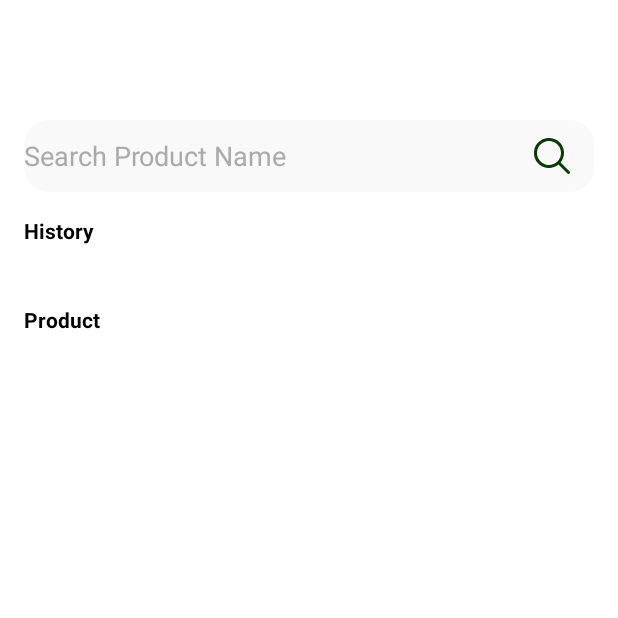
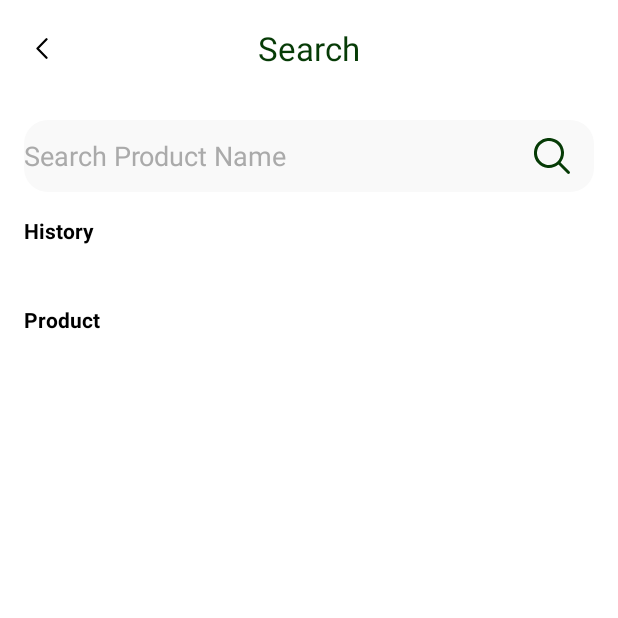
Before and after one commit to luuhavyy/collab-android-app, an Android app: the SearchActivity screen opened directly, with no data from a screen before it, on a phone screen of 412 x 824 dp, the top half of it. Run offline under Robolectric (Android 15) with nearby library versions, the phone set to English and light mode, and no system bars; our stand-ins replace CircleImageView, Firebase (no records; nobody signed in at launch, a user with empty details on screens opened directly); Roboto replaces fonts that are not available here; 1 statement that could not run was skipped.

Commit message:
update safe area for activity

```diff
--- a/app/src/main/java/com/luuhavyy/collabapp/ui/activities/SearchActivity.java
+++ b/app/src/main/java/com/luuhavyy/collabapp/ui/activities/SearchActivity.java
@@ -11,6 +11,7 @@ import android.widget.LinearLayout;
 import android.widget.TextView;
 
 import androidx.appcompat.app.AppCompatActivity;
+import androidx.appcompat.widget.Toolbar;
 import androidx.lifecycle.ViewModelProvider;
 import androidx.recyclerview.widget.GridLayoutManager;
 import androidx.recyclerview.widget.RecyclerView;
@@ -38,6 +39,7 @@ public class SearchActivity extends AppCompatActivity {
     protected void onCreate(Bundle savedInstanceState) {
         super.onCreate(savedInstanceState);
         setContentView(R.layout.activity_search);
+        setupToolbar();
 
         etSearch = findViewById(R.id.et_search);
         ivSearch = findViewById(R.id.iv_search);
@@ -110,12 +112,28 @@ public class SearchActivity extends AppCompatActivity {
         }
     }
 
+    private void setupToolbar() {
+        Toolbar toolbar = findViewById(R.id.toolbar);
+        setSupportActionBar(toolbar);
+        if (getSupportActionBar() != null) {
+            getSupportActionBar().setDisplayHomeAsUpEnabled(true);
+            getSupportActionBar().setHomeAsUpIndicator(R.drawable.ic_arrow_back);
+        }
+    }
+
+    @Override
+    public boolean onSupportNavigateUp() {
+        finish();
+        return true;
+    }
+
     // Handle save/remove search history
     private void loadSearchHistory() {
         searchHistory.clear();
         searchHistory.addAll(PreferenceManager.getDefaultSharedPreferences(this)
                 .getStringSet("search_history", new HashSet<>()));
     }
+
     private void saveSearchHistory(String keyword) {
         loadSearchHistory();
         searchHistory.remove(keyword);
@@ -125,6 +143,7 @@ public class SearchActivity extends AppCompatActivity {
                 .putStringSet("search_history", new HashSet<>(searchHistory))
                 .apply();
     }
+
     private void removeSearchHistory(String keyword) {
         loadSearchHistory();
         searchHistory.remove(keyword);
--- a/app/src/main/res/layout/activity_edit_information.xml
+++ b/app/src/main/res/layout/activity_edit_information.xml
@@ -5,7 +5,8 @@
     android:layout_height="match_parent"
     android:clipChildren="false"
     android:clipToPadding="false"
-    android:background="@color/white">
+    android:background="@color/white"
+    android:fitsSystemWindows="true">
 
     <androidx.appcompat.widget.Toolbar
         android:id="@+id/toolbar"
--- a/app/src/main/res/layout/activity_home.xml
+++ b/app/src/main/res/layout/activity_home.xml
@@ -5,7 +5,8 @@
     android:clipChildren="false"
     android:clipToPadding="false"
     android:layout_width="match_parent"
-    android:layout_height="match_parent">
+    android:layout_height="match_parent"
+    android:fitsSystemWindows="true">
 
     <!-- Fragment container cho NavHost -->
     <androidx.fragment.app.FragmentContainerView
--- a/app/src/main/res/layout/activity_search.xml
+++ b/app/src/main/res/layout/activity_search.xml
@@ -3,22 +3,22 @@
     xmlns:app="http://schemas.android.com/apk/res-auto"
     android:layout_width="match_parent"
     android:layout_height="match_parent"
+    android:background="@color/white"
     android:orientation="vertical"
-    android:background="@color/white">
+    android:fitsSystemWindows="true">
 
-    <com.google.android.material.appbar.MaterialToolbar
-        android:id="@+id/toolbar"
+    <com.google.android.material.appbar.MaterialToolbar        android:id="@+id/toolbar"
         android:layout_width="match_parent"
         android:layout_height="?attr/actionBarSize"
-        android:background="@color/white"
-        android:title="@string/search"
+        android:titleTextColor="@color/white"
+        app:title="@string/search"
         app:titleCentered="true"
         app:titleTextColor="@color/dark_green"/>
 
     <LinearLayout
-        android:orientation="vertical"
         android:layout_width="match_parent"
         android:layout_height="wrap_content"
+        android:orientation="vertical"
         android:padding="16dp">
 
         <!-- Search Bar -->
@@ -53,19 +53,19 @@
 
         <!-- History -->
         <TextView
-            android:layout_marginTop="16dp"
             android:layout_width="wrap_content"
             android:layout_height="wrap_content"
+            android:layout_marginTop="16dp"
             android:text="History"
-            android:textStyle="bold"
-            android:textColor="@color/black"/>
+            android:textColor="@color/black"
+            android:textStyle="bold" />
 
         <LinearLayout
             android:id="@+id/layout_history"
-            android:orientation="vertical"
             android:layout_width="match_parent"
             android:layout_height="wrap_content"
-            android:layout_marginTop="8dp"/>
+            android:layout_marginTop="8dp"
+            android:orientation="vertical" />
     </LinearLayout>
 
     <!-- Danh sách sản phẩm kết quả search -->
@@ -73,16 +73,16 @@
         android:id="@+id/tv_product"
         android:layout_width="match_parent"
         android:layout_height="wrap_content"
+        android:padding="16dp"
         android:text="Product"
-        android:padding="16dp"
-        android:textStyle="bold"
-        android:textColor="@color/black"/>
+        android:textColor="@color/black"
+        android:textStyle="bold" />
 
     <androidx.recyclerview.widget.RecyclerView
         android:id="@+id/recycler_products"
         android:layout_width="match_parent"
         android:layout_height="0dp"
-        android:layout_weight="1"/>
+        android:layout_weight="1" />
 
     <!-- No Product View here -->
     <LinearLayout
@@ -102,17 +102,17 @@
         <TextView
             android:layout_width="wrap_content"
             android:layout_height="wrap_content"
+            android:layout_marginTop="16dp"
             android:text="There are no suitable products"
             android:textSize="16sp"
-            android:textStyle="bold"
-            android:layout_marginTop="16dp" />
+            android:textStyle="bold" />
 
         <TextView
             android:layout_width="wrap_content"
             android:layout_height="wrap_content"
+            android:layout_marginTop="8dp"
             android:text="Please try using other keywords to find the product name"
-            android:textSize="14sp"
-            android:layout_marginTop="8dp"
-            android:textColor="#888888" />
+            android:textColor="#888888"
+            android:textSize="14sp" />
     </LinearLayout>
 </LinearLayout>
```
